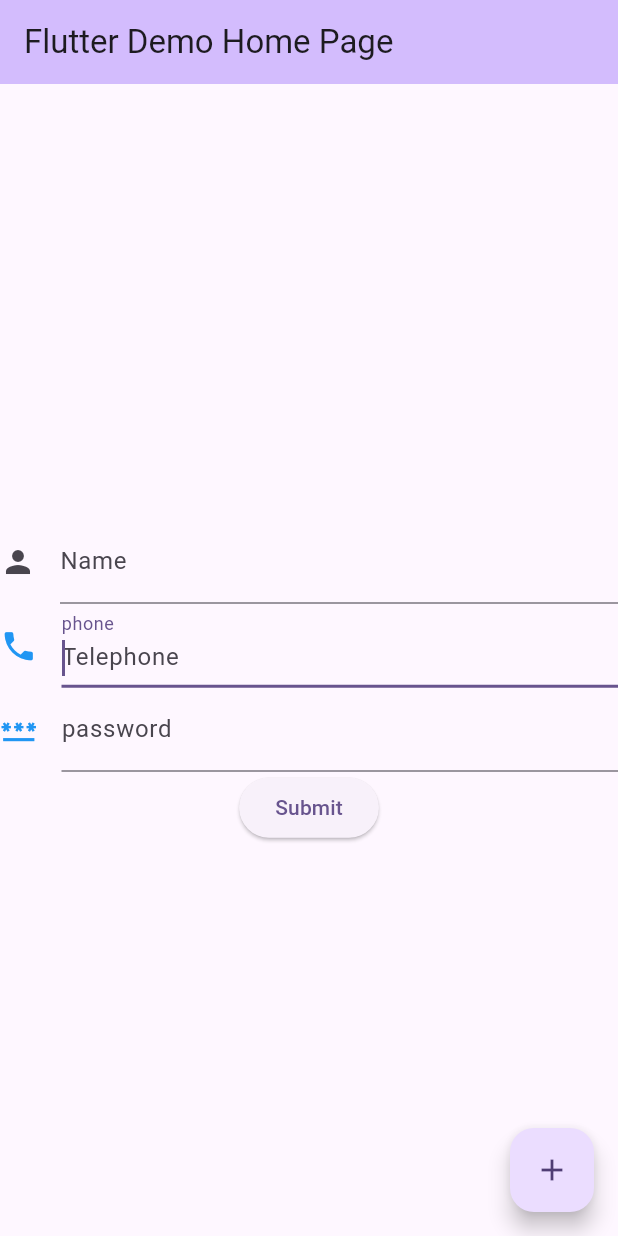
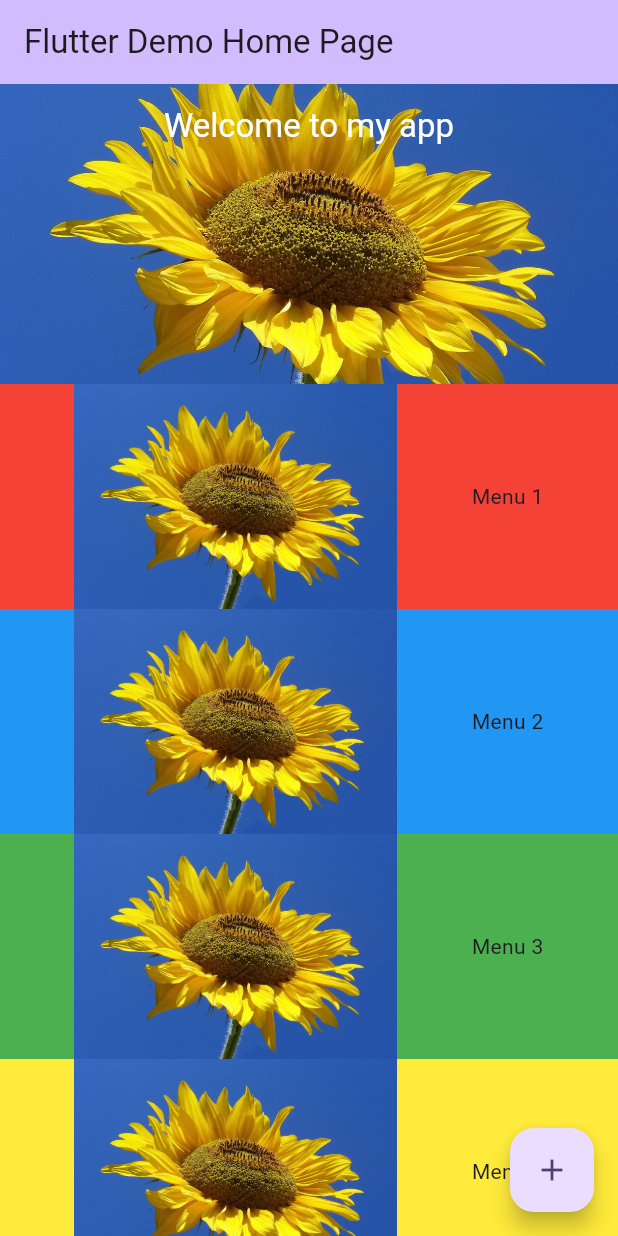
Before and after one commit to fanetech/flutter_three, a Flutter app: the screen it shows after launch, on a phone screen of 412 x 824 dp. Run offline on Flutter 3.47's test engine with Material 3 defaults, Android fonts, the phone set to English and light mode, and no system bars; missing offline and left inert: lecle_flutter_carousel_pro.

Commit message:
sliverAppbar

```diff
--- a/lib/main.dart
+++ b/lib/main.dart
@@ -3,6 +3,9 @@
 // BSD-style license that can be found in the LICENSE file.
 
 import 'package:flutter/material.dart';
+import 'package:lecle_flutter_carousel_pro/lecle_flutter_carousel_pro.dart';
+import 'package:test_app/widgets/sliverBar.dart';
+// import 'package:another_carousel_pro/another_carousel_pro.dart';
 
 void main() => runApp(MyApp());
 
@@ -92,71 +95,79 @@ class _MyHomePageState extends State<MyHomePage> {
         backgroundColor: Theme.of(context).colorScheme.inversePrimary,
         title: Text(widget.title),
       ),
-      body: Form(
-        key: formKey,
-        child: Column(
-          mainAxisAlignment: MainAxisAlignment.center,
-          children: [
-            Text(
-              value,
-              style: TextStyle(fontSize: 20, color: Colors.deepPurple),
-              textAlign: TextAlign.center,
-            ),
-            TextFormField(
-              decoration: const InputDecoration(
-                label: Text('Name'),
-                hintText: 'Enter your name',
-                icon: Icon(Icons.person),
-              ),
-              keyboardType: TextInputType.text,
-              autocorrect: true,
-              // onChanged: change,
-              validator: (val) =>
-                  (val!.isEmpty || val == null) ? 'check your name' : null,
-              onSaved: (value) => name = value!,
-            ),
-            TextFormField(
-              decoration: const InputDecoration(
-                labelText: "phone",
-                hintText: "Telephone",
-                icon: Icon(
-                  Icons.phone,
-                  color: Colors.blue,
-                  size: 25,
-                ),
-              ),
-              keyboardType: TextInputType.number,
-              // onChanged: change2,
-              autofocus: true,
-              autocorrect: true,
-              validator: (val) => val!.isEmpty ? 'check your phone' : null,
-              onSaved: (value) => phone = value!,
-            ),
-            TextFormField(
-              decoration: const InputDecoration(
-                labelText: "password",
-                hintText: "password",
-                icon: Icon(
-                  Icons.password,
-                  color: Colors.blue,
-                  size: 25,
-                ),
-              ),
-              keyboardType: TextInputType.text,
-              obscureText: true,
-              // onChanged: change3,
-              // autofocus: true,
-              // autocorrect: true,
-              validator: (val) => val!.isEmpty ? 'check your password' : null,
-              onSaved: (value) => password = value!,
-            ),
-            ElevatedButton(
-              onPressed: () => submit(name),
-              child: const Text('Submit'),
-            ),
-          ],
-        ),
-      ),
+      body: SliverBar(),
+      // body: ListView(
+      //   children: [
+      //     // const CarouselPage(),
+      //     Form(
+      //       key: formKey,
+      //       // child: CarouselPage(),
+      //       child: Column(
+      //         mainAxisAlignment: MainAxisAlignment.center,
+      //         children: [
+      //           Text(
+      //             value,
+      //             style: TextStyle(fontSize: 20, color: Colors.deepPurple),
+      //             textAlign: TextAlign.center,
+      //           ),
+      //           TextFormField(
+      //             decoration: const InputDecoration(
+      //               label: Text('Name'),
+      //               hintText: 'Enter your name',
+      //               icon: Icon(Icons.person),
+      //             ),
+      //             keyboardType: TextInputType.text,
+      //             autocorrect: true,
+      //             // onChanged: change,
+      //             validator: (val) =>
+      //                 (val!.isEmpty || val == null) ? 'check your name' : null,
+      //             onSaved: (value) => name = value!,
+      //           ),
+      //           TextFormField(
+      //             decoration: const InputDecoration(
+      //               labelText: "phone",
+      //               hintText: "Telephone",
+      //               icon: Icon(
+      //                 Icons.phone,
+      //                 color: Colors.blue,
+      //                 size: 25,
+      //               ),
+      //             ),
+      //             keyboardType: TextInputType.number,
+      //             // onChanged: change2,
+      //             autofocus: true,
+      //             autocorrect: true,
+      //             validator: (val) => val!.isEmpty ? 'check your phone' : null,
+      //             onSaved: (value) => phone = value!,
+      //           ),
+      //           TextFormField(
+      //             decoration: const InputDecoration(
+      //               labelText: "password",
+      //               hintText: "password",
+      //               icon: Icon(
+      //                 Icons.password,
+      //                 color: Colors.blue,
+      //                 size: 25,
+      //               ),
+      //             ),
+      //             keyboardType: TextInputType.text,
+      //             obscureText: true,
+      //             // onChanged: change3,
+      //             // autofocus: true,
+      //             // autocorrect: true,
+      //             validator: (val) =>
+      //                 val!.isEmpty ? 'check your password' : null,
+      //             onSaved: (value) => password = value!,
+      //           ),
+      //           ElevatedButton(
+      //             onPressed: () => submit(name),
+      //             child: const Text('Submit'),
+      //           ),
+      //         ],
+      //       ),
+      //     ),
+      //   ],
+      // ),
       floatingActionButton: FloatingActionButton(
         onPressed: _incrementCounter,
         tooltip: 'Increment',
@@ -165,3 +176,74 @@ class _MyHomePageState extends State<MyHomePage> {
     );
   }
 }
+
+// class CarouselPage extends StatelessWidget {
+//   @override
+//   Widget build(BuildContext context) {
+//     return Scaffold(
+//       body: Center(
+//         child: SizedBox(
+//           height: 150.0,
+//           width: 300.0,
+//           child: AnotherCarousel(
+//             boxFit: BoxFit.cover,
+//             autoplay: false,
+//             animationCurve: Curves.fastOutSlowIn,
+//             animationDuration: Duration(milliseconds: 1000),
+//             dotSize: 6.0,
+//             dotIncreasedColor: Color(0xFFFF335C),
+//             dotBgColor: Colors.transparent,
+//             dotPosition: DotPosition.bottomCenter,
+//             dotVerticalPadding: 10.0,
+//             showIndicator: true,
+//             indicatorBgPadding: 7.0,
+//             images: [
+//               NetworkImage(
+//                   'https://i.pinimg.com/originals/a2/4e/29/a24e29fc5ee1ef69ab11777f1d28641a.jpg'),
+//               NetworkImage(
+//                   'https://i.pinimg.com/originals/93/a0/ae/93a0aeb22c7e27da4796efb4b2297ea4.jpg'),
+//             ],
+//           ),
+//         ),
+//       ),
+//     );
+//   }
+// }
+
+class CarouselPage extends StatelessWidget {
+  const CarouselPage({Key? key}) : super(key: key);
+
+  @override
+  Widget build(BuildContext context) {
+    return Scaffold(
+      body: Center(
+        child: SizedBox(
+          height: MediaQuery.of(context).size.height * 0.2,
+          width: MediaQuery.of(context).size.width * 0.7,
+          child: const Carousel(
+            hasBorderRadius: true,
+            boxFit: BoxFit.cover,
+            autoplay: false,
+            animationCurve: Curves.fastOutSlowIn,
+            animationDuration: Duration(milliseconds: 1000),
+            dotSize: 6.0,
+            dotIncreasedColor: Color(0xFFFF335C),
+            dotBgColor: Colors.transparent,
+            dotPosition: DotPosition.topRight,
+            dotVerticalPadding: 10.0,
+            dotColor: Colors.grey,
+            showIndicator: true,
+            indicatorBgPadding: 7.0,
+            images: [
+              NetworkImage(
+                  'https://docs.flutter.dev/assets/images/flutter-logo-sharing.png'),
+              NetworkImage(
+                  'https://docs.flutter.dev/assets/images/flutter-logo-sharing.png'),
+              // ExactAssetImage('assets/images/LaunchImage.jpg'),
+            ],
+          ),
+        ),
+      ),
+    );
+  }
+}
--- /dev/null
+++ b/lib/widgets/sliverBar.dart
@@ -0,0 +1,64 @@
+import 'package:flutter/material.dart';
+
+class SliverBar extends StatefulWidget {
+  const SliverBar({super.key});
+
+  @override
+  State<SliverBar> createState() => _SliverBarState();
+}
+
+class _SliverBarState extends State<SliverBar> {
+  Widget resto(String menu, Color color, String image) {
+    return Container(
+      color: color,
+      child: Row(
+        mainAxisAlignment: MainAxisAlignment.spaceEvenly,
+        children: [
+          Image.asset(image),
+          Text(menu),
+        ],
+      ),
+    );
+  }
+
+  @override
+  Widget build(BuildContext context) {
+    return CustomScrollView(
+      slivers: [
+        SliverAppBar(
+          title: Text(
+            'Welcome to my app',
+            style: TextStyle(color: Colors.white),
+          ),
+          centerTitle: true,
+          pinned: true,
+          floating: false,
+          expandedHeight: 200,
+          backgroundColor: Colors.transparent,
+          flexibleSpace: FlexibleSpaceBar(
+            background: Image.asset(
+              'images/test.jpg',
+              fit: BoxFit.cover,
+            ),
+          ),
+        ),
+        SliverFixedExtentList(
+          itemExtent: 150,
+          delegate: SliverChildListDelegate([
+            resto('Menu 1', Colors.red, 'images/test.jpg'),
+            resto('Menu 2', Colors.blue, 'images/test.jpg'),
+            resto('Menu 3', Colors.green, 'images/test.jpg'),
+            resto('Menu 4', Colors.yellow, 'images/test.jpg'),
+            resto('Menu 5', Colors.purple, 'images/test.jpg'),
+            resto('Menu 5', Colors.purple, 'images/test.jpg'),
+            resto('Menu 5', Colors.purple, 'images/test.jpg'),
+            resto('Menu 5', Colors.purple, 'images/test.jpg'),
+            resto('Menu 5', Colors.purple, 'images/test.jpg'),
+            resto('Menu 5', Colors.purple, 'images/test.jpg'),
+            resto('Menu 5', Colors.purple, 'images/test.jpg'),
+          ]),
+        )
+      ],
+    );
+  }
+}
--- a/pubspec.yaml
+++ b/pubspec.yaml
@@ -35,6 +35,8 @@ dependencies:
   # The following adds the Cupertino Icons font to your application.
   # Use with the CupertinoIcons class for iOS style icons.
   cupertino_icons: ^1.0.2
+  another_carousel_pro: ^1.0.0
+  lecle_flutter_carousel_pro: ^0.0.3
 
 dev_dependencies:
   flutter_test:
```
Also changed, not shown: lib/widgets/listViewMultiple.dart (deleted), pubspec.lock, 1 other file.
